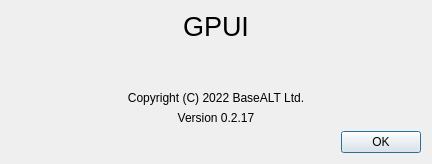
Above: src/gui/aboutdialog.ui from august-alt/gpui before the change. Below: the same form after it.
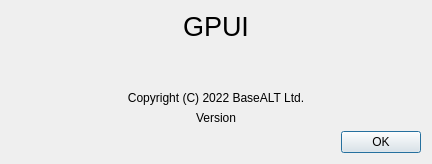
That is the form after the change.

Commit message: feat: add auto update version in about dialog

Patch:
```diff
--- a/src/gui/aboutdialog.ui
+++ b/src/gui/aboutdialog.ui
@@ -57,7 +57,7 @@
    <item>
     <widget class="QLabel" name="versionLabel">
      <property name="text">
-      <string>Version 0.2.17</string>
+      <string>Version</string>
      </property>
      <property name="alignment">
       <set>Qt::AlignCenter</set>
```
The commit also changes 6 other files.
